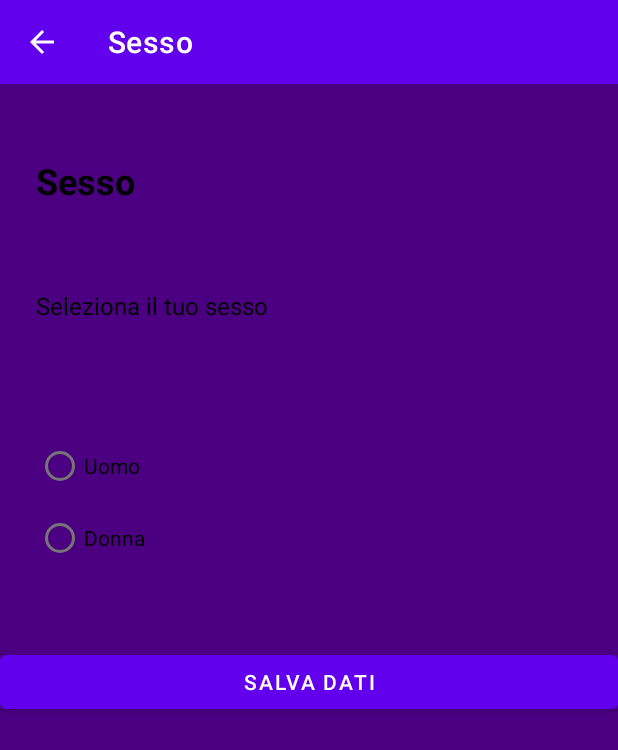
After one commit to ILLFERRO/IronMindProMob, an Android app: the ProfiloSessoActivity screen opened directly, with no data from a screen before it, on a phone screen of 412 x 824 dp. The commit adds this screen. Shown: the top 750 px of the screen. Run offline under Robolectric (Android 15) with nearby library versions, the phone set to English and light mode, and no system bars.

Commit message:
aggiunta nuova sezione impostazioni (profilo -> sesso)

```diff
--- a/app/src/main/AndroidManifest.xml
+++ b/app/src/main/AndroidManifest.xml
@@ -13,6 +13,9 @@
         android:roundIcon="@mipmap/ic_launcher_round"
         android:supportsRtl="true"
         android:theme="@style/Theme.IronMind">
+        <activity
+            android:name=".main.ProfiloSessoActivity"
+            android:exported="false" />
         <activity
             android:name=".main.ProfiloEtaDataDiNascitaActivity"
             android:exported="false" />
--- /dev/null
+++ b/app/src/main/java/com/example/ironmind/main/ProfiloSessoActivity.kt
@@ -0,0 +1,62 @@
+package com.example.ironmind.main
+
+import android.os.Bundle
+import android.widget.*
+import androidx.appcompat.app.AppCompatActivity
+import androidx.appcompat.widget.Toolbar
+import com.example.ironmind.R
+
+class ProfiloSessoActivity : AppCompatActivity() {
+
+    private lateinit var radioGroup: RadioGroup
+    private lateinit var radioUomo: RadioButton
+    private lateinit var radioDonna: RadioButton
+    private lateinit var buttonSalva: Button
+
+    override fun onCreate(savedInstanceState: Bundle?) {
+        super.onCreate(savedInstanceState)
+        setContentView(R.layout.activity_profilo_sesso)
+
+        val toolbar = findViewById<Toolbar>(R.id.toolbar_profilo_sesso)
+        setSupportActionBar(toolbar)
+        supportActionBar?.apply {
+            title = "Sesso"
+            setDisplayHomeAsUpEnabled(true)
+        }
+        toolbar.setNavigationOnClickListener {
+            onBackPressedDispatcher.onBackPressed()
+        }
+
+        radioGroup = findViewById(R.id.radioGroupSesso)
+        radioUomo = findViewById(R.id.radioUomo)
+        radioDonna = findViewById(R.id.radioDonna)
+        buttonSalva = findViewById(R.id.buttonSalvaSesso)
+
+        val prefs = getSharedPreferences("settings", MODE_PRIVATE)
+        val sessoSalvato = prefs.getString("profilo_sesso", "")
+
+        if (sessoSalvato == "Uomo") {
+            radioUomo.isChecked = true
+        } else if (sessoSalvato == "Donna") {
+            radioDonna.isChecked = true
+        }
+
+        buttonSalva.setOnClickListener {
+            val selectedId = radioGroup.checkedRadioButtonId
+            if (selectedId == -1) {
+                Toast.makeText(this, "Seleziona un'opzione", Toast.LENGTH_SHORT).show()
+                return@setOnClickListener
+            }
+
+            val sessoSelezionato = when (selectedId) {
+                R.id.radioUomo -> "Uomo"
+                R.id.radioDonna -> "Donna"
+                else -> ""
+            }
+
+            prefs.edit().putString("profilo_sesso", sessoSelezionato).apply()
+            Toast.makeText(this, "Dati salvati", Toast.LENGTH_SHORT).show()
+            finish()
+        }
+    }
+}
--- a/app/src/main/java/com/example/ironmind/main/SettingsActivity.kt
+++ b/app/src/main/java/com/example/ironmind/main/SettingsActivity.kt
@@ -52,6 +52,11 @@ class SettingsActivity : AppCompatActivity() {
         //Profilo Età & Data Di Nascita
         findViewById<TextView>(R.id.eta_data_di_nascita).setOnClickListener {
             startActivity(Intent(this, ProfiloEtaDataDiNascitaActivity::class.java))
+        }
+
+        //Profilo Sesso
+        findViewById<TextView>(R.id.sesso_profilo).setOnClickListener {
+            startActivity(Intent(this, ProfiloSessoActivity::class.java))
         }
 
         //Backup & Ripristino
--- /dev/null
+++ b/app/src/main/res/layout/activity_profilo_sesso.xml
@@ -0,0 +1,63 @@
+<?xml version="1.0" encoding="utf-8"?>
+<LinearLayout xmlns:android="http://schemas.android.com/apk/res/android"
+    android:id="@+id/layoutProfiloSesso"
+    android:layout_width="match_parent"
+    android:layout_height="match_parent"
+    android:orientation="vertical"
+    android:background="#4B0082">
+
+    <androidx.appcompat.widget.Toolbar
+        android:id="@+id/toolbar_profilo_sesso"
+        android:layout_width="match_parent"
+        android:layout_height="?attr/actionBarSize"
+        android:background="?attr/colorPrimary"
+        android:theme="@style/ThemeOverlay.AppCompat.Dark.ActionBar" />
+
+    <TextView
+        android:id="@+id/titoloProfiloSesso"
+        android:layout_width="match_parent"
+        android:layout_height="wrap_content"
+        android:text="Sesso"
+        android:textSize="24sp"
+        android:textStyle="bold"
+        android:textColor="@color/black"
+        android:layout_marginTop="24dp"
+        android:padding="24dp"/>
+
+    <TextView
+        android:layout_width="match_parent"
+        android:layout_height="wrap_content"
+        android:text="Seleziona il tuo sesso"
+        android:textSize="16sp"
+        android:textColor="@color/black"
+        android:layout_marginTop="8dp"
+        android:padding="24dp"/>
+
+    <RadioGroup
+        android:id="@+id/radioGroupSesso"
+        android:layout_width="match_parent"
+        android:layout_height="wrap_content"
+        android:orientation="vertical"
+        android:padding="24dp"
+        android:layout_marginTop="24dp">
+
+        <RadioButton
+            android:id="@+id/radioUomo"
+            android:layout_width="wrap_content"
+            android:layout_height="wrap_content"
+            android:text="Uomo" />
+
+        <RadioButton
+            android:id="@+id/radioDonna"
+            android:layout_width="wrap_content"
+            android:layout_height="wrap_content"
+            android:text="Donna" />
+    </RadioGroup>
+
+    <Button
+        android:id="@+id/buttonSalvaSesso"
+        android:layout_width="match_parent"
+        android:layout_height="wrap_content"
+        android:text="Salva Dati"
+        android:layout_marginTop="24dp" />
+</LinearLayout>
--- a/app/src/main/res/layout/activity_settings.xml
+++ b/app/src/main/res/layout/activity_settings.xml
@@ -55,6 +55,19 @@
                 android:layout_width="match_parent"
                 android:layout_height="wrap_content"
                 android:text="Età e Data Di Nascita"
+                android:padding="12dp"
+                android:textSize="16sp"
+                android:textColor="#FFFFFF"
+                android:background="?attr/selectableItemBackground"
+                android:clickable="true"
+                android:focusable="true" />
+
+            <!-- Voce Sesso Profilo --> -->
+            <TextView
+                android:id="@+id/sesso_profilo"
+                android:layout_width="match_parent"
+                android:layout_height="wrap_content"
+                android:text="Sesso"
                 android:padding="12dp"
                 android:textSize="16sp"
                 android:textColor="#FFFFFF"
```
